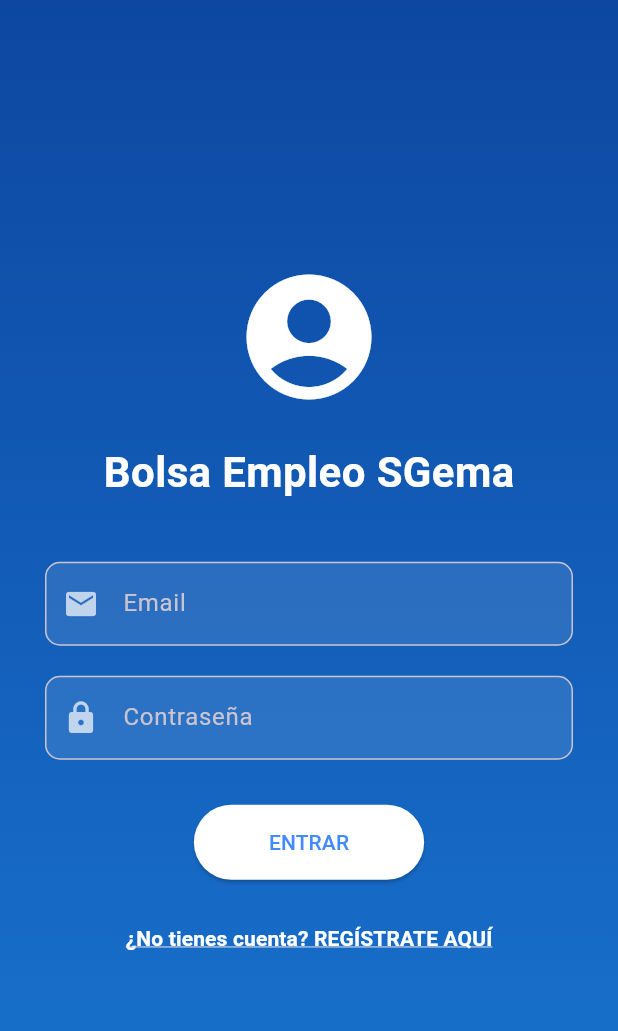
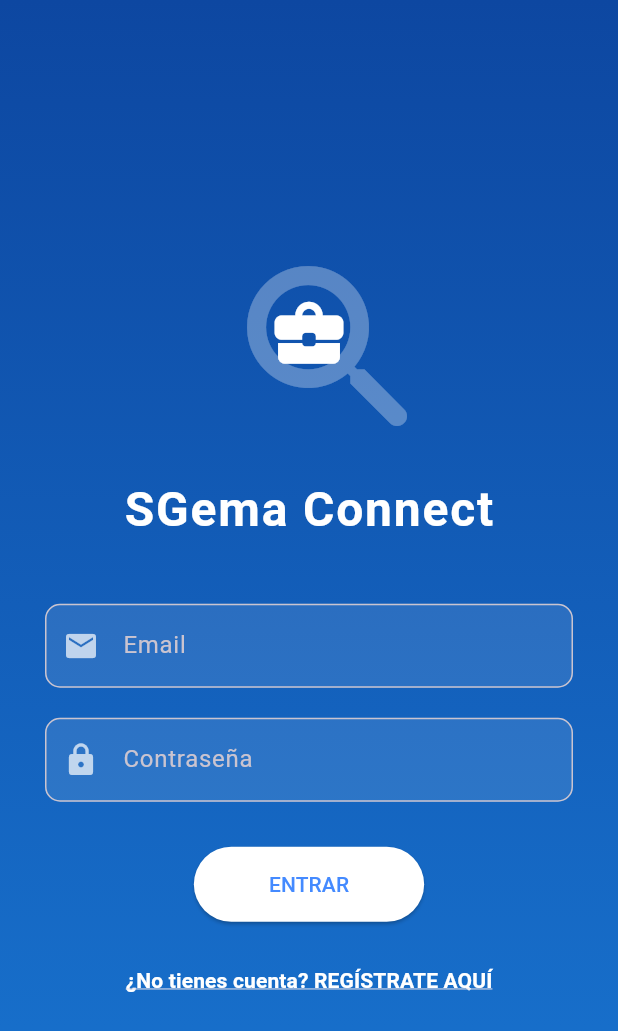
Before and after one commit to jordi-user/appbolsaempleo, a Flutter app: the screen it shows after launch, on a phone screen of 412 x 824 dp. Shown: the top 1031 px of the screen. Run offline on Flutter 3.47's test engine with Material 3 defaults, Android fonts, the phone set to English and light mode, and no system bars; our stand-ins replace cloud_firestore, firebase_auth, firebase_core; accounts and stored records are empty.

Commit message:
Icono del Login y nombre actualizado

```diff
--- a/lib/main.dart
+++ b/lib/main.dart
@@ -21,7 +21,7 @@ class MyApp extends StatelessWidget {
   @override
   Widget build(BuildContext context) {
     return MaterialApp(
-      title: 'Bolsa Empleo SGema',
+      title: 'SGema Connect',
       debugShowCheckedModeBanner: false,
       theme: ThemeData.dark().copyWith(
         primaryColor: Colors.blueAccent,
@@ -99,14 +99,33 @@ class _LoginScreenState extends State<LoginScreen> {
             child: Column(
               mainAxisAlignment: MainAxisAlignment.center,
               children: [
-                const Icon(Icons.account_circle, size: 100, color: Colors.white),
+                // Logo moderno: Lupa con Maletín (SGema Connect)
+                Stack(
+                  alignment: Alignment.center,
+                  children: [
+                    Transform.translate(
+                      offset: const Offset(15, 12), // Sincroniza la lupa con el maletín
+                      child: Icon(
+                        Icons.search_rounded,
+                        size: 150,
+                        color: Colors.white.withOpacity(0.3),
+                      ),
+                    ),
+                    const Icon(
+                      Icons.business_center_rounded,
+                      size: 55,
+                      color: Colors.white,
+                    ),
+                  ],
+                ),
                 const SizedBox(height: 20),
                 const Text(
-                  'Bolsa Empleo SGema',
+                  'SGema Connect',
                   style: TextStyle(
-                    fontSize: 28,
+                    fontSize: 32,
                     fontWeight: FontWeight.bold,
                     color: Colors.white,
+                    letterSpacing: 1.2,
                   ),
                 ),
                 const SizedBox(height: 40),
@@ -466,7 +485,7 @@ class _PerfilTabState extends State<PerfilTab> {
               const Spacer(),
               const Center(
                 child: Text(
-                  'App Bolsa Empleo SGema - Versión $versionApp',
+                  'SGema Connect - Versión $versionApp',
                   style: TextStyle(color: Colors.white54, fontSize: 12),
                 ),
               ),
```
